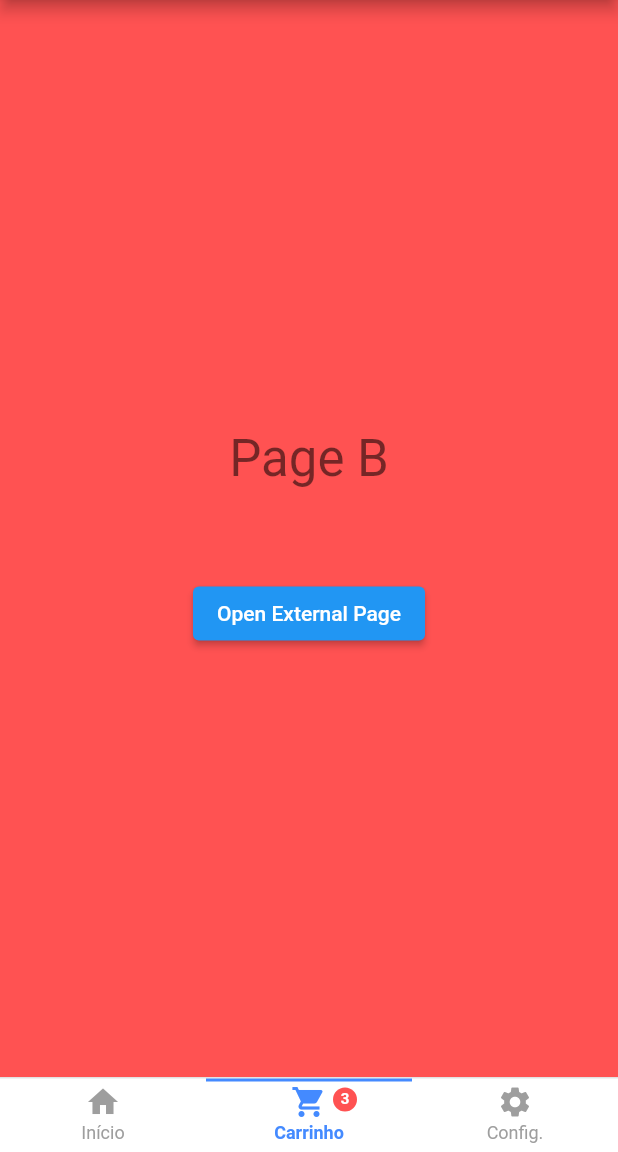
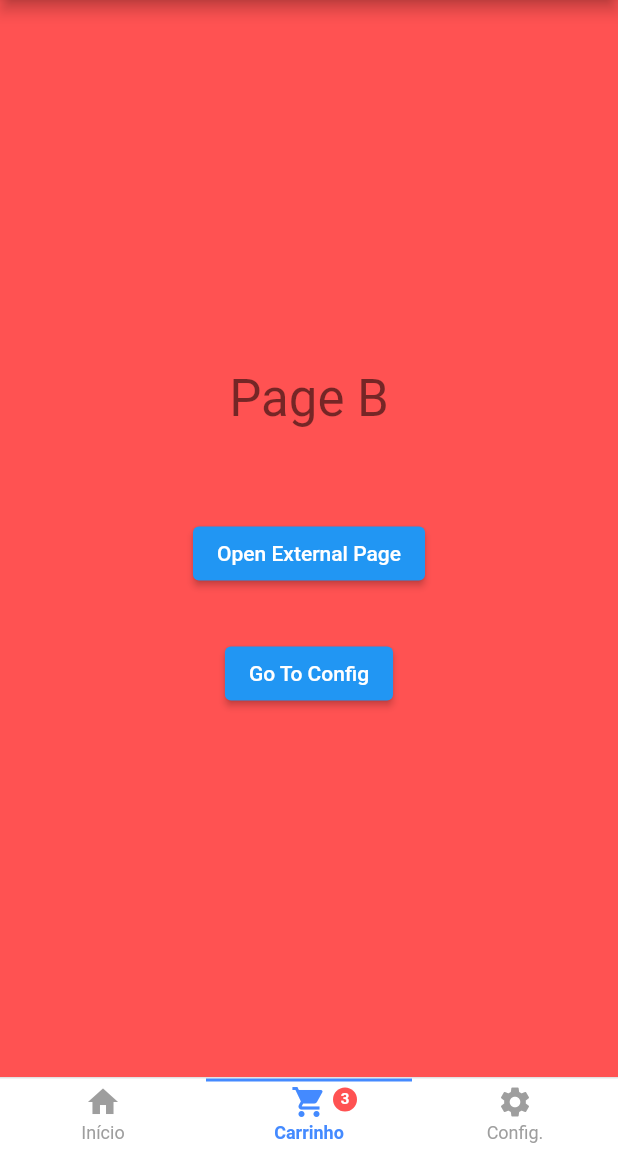
Before and after one commit to claudiooliveira/smart_page_navigation, a Flutter app: the screen it shows after launch, item 2 of the bottom bar chosen, on a phone screen of 412 x 824 dp, the part 84-1236 px from its top. Run offline on Flutter 3.47's test engine with Material 2 defaults, Android fonts, the phone set to English and light mode, and no system bars.

Commit message:
fix(*): fix navigation issue

```diff
--- a/example/lib/main.dart
+++ b/example/lib/main.dart
@@ -158,6 +158,13 @@ class _PageBState extends State<PageB> {
               },
               child: Text("Open External Page"),
             ),
+            SizedBox(height: 32),
+            ElevatedButton(
+              onPressed: () {
+                controller.selectBottomTab(2);
+              },
+              child: Text("Go To Config"),
+            ),
           ],
         ),
       ),
--- a/lib/src/smart_page_bottom_bar.dart
+++ b/lib/src/smart_page_bottom_bar.dart
@@ -91,6 +91,7 @@ class _SmartPageBottomNavigationBarState
           );
         }
       }
+      setState(() {});
     });
   }
 
--- a/lib/src/smart_page_controller.dart
+++ b/lib/src/smart_page_controller.dart
@@ -194,10 +194,11 @@ class SmartPageController extends InheritedWidget {
         pageHistory.length >= 2 ? pageHistory[pageHistory.length - 1] : 0;
     if (pages.length > initialPages.length && lastPage > 0) {
       if (pages.length - 1 > lastPage) {
-        pages.removeAt(lastPage + 1);
+        pages.removeAt(_currentPageIndex);
         _currentPageIndex--;
       }
     }
+
     /*var pageOnBack =
         pageHistory.length >= 2 ? pageHistory[pageHistory.length - 2] : 0;
     _pageViewController!.animateToPage(
--- a/pubspec.yaml
+++ b/pubspec.yaml
@@ -1,6 +1,6 @@
 name: smart_page_navigation
 description: This package will provide a full navigation through tabs at the bottom of the application screen.
-version: 1.0.10
+version: 1.0.11
 homepage: https://devmagic.com.br/
 repository: https://github.com/claudiooliveira/smart_page_navigation
 
```
Also changed, not shown: example/pubspec.lock, 2 other files.
